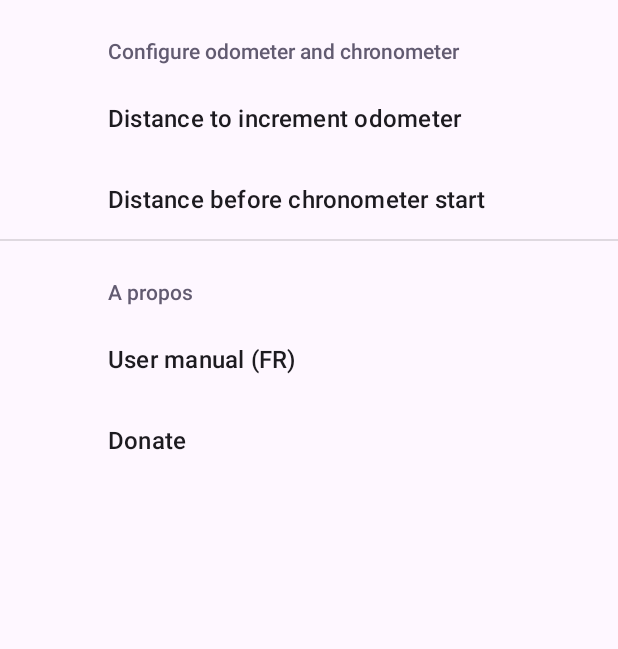
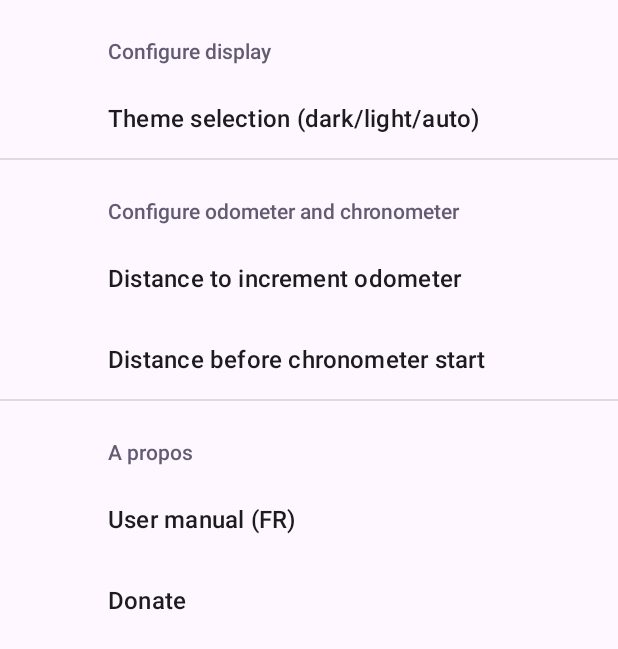
Before and after one commit to b0bChoK/Rallye_Dashboard, an Android app: the fragment SettingsFragment placed in its activity, on a phone screen of 412 x 824 dp. Shown: the top 649 px of the screen. Run offline under Robolectric (Android 15) with nearby library versions, the phone set to English and light mode, and no system bars; our stand-ins replace androidx.preference, data binding; pictures from the network do not load; 3 statements that could not run were skipped.

Commit message:
FEAT: add option to select theme

```diff
--- a/app/src/main/java/com/b0bchok/rallye_dashboard_kt/MainActivity.kt
+++ b/app/src/main/java/com/b0bchok/rallye_dashboard_kt/MainActivity.kt
@@ -5,8 +5,10 @@ import android.util.Log
 import android.view.KeyEvent
 import android.view.WindowManager
 import androidx.appcompat.app.AppCompatActivity
+import androidx.appcompat.app.AppCompatDelegate
 import androidx.fragment.app.add
 import androidx.fragment.app.commit
+import androidx.preference.PreferenceManager
 
 
 class MainActivity : AppCompatActivity() {
@@ -25,6 +27,15 @@ class MainActivity : AppCompatActivity() {
             supportFragmentManager.commit {
                 setReorderingAllowed(true)
                 add<DashboardFragment>(R.id.fragment_container)
+            }
+        }
+
+        val sharedPreferences = PreferenceManager.getDefaultSharedPreferences(this)
+        if (sharedPreferences != null) {
+            when (sharedPreferences.getString("theme_selection", "Auto")) {
+                "Light" -> AppCompatDelegate.setDefaultNightMode(AppCompatDelegate.MODE_NIGHT_NO)
+                "Dark" -> AppCompatDelegate.setDefaultNightMode(AppCompatDelegate.MODE_NIGHT_YES)
+                else -> AppCompatDelegate.setDefaultNightMode(AppCompatDelegate.MODE_NIGHT_FOLLOW_SYSTEM)
             }
         }
     }
--- a/app/src/main/java/com/b0bchok/rallye_dashboard_kt/SettingsFragment.kt
+++ b/app/src/main/java/com/b0bchok/rallye_dashboard_kt/SettingsFragment.kt
@@ -1,10 +1,36 @@
 package com.b0bchok.rallye_dashboard_kt
 
+import android.content.SharedPreferences
 import android.os.Bundle
+import androidx.appcompat.app.AppCompatDelegate
 import androidx.preference.PreferenceFragmentCompat
+import androidx.preference.PreferenceManager
 
-class SettingsFragment : PreferenceFragmentCompat() {
+class SettingsFragment : PreferenceFragmentCompat(),
+    SharedPreferences.OnSharedPreferenceChangeListener {
     override fun onCreatePreferences(savedInstanceState: Bundle?, rootKey: String?) {
         setPreferencesFromResource(R.xml.preferences, rootKey)
     }
+
+    override fun onStart() {
+        super.onStart()
+        PreferenceManager.getDefaultSharedPreferences(requireContext())
+            .registerOnSharedPreferenceChangeListener(this)
+    }
+
+    override fun onStop() {
+        super.onStop()
+        PreferenceManager.getDefaultSharedPreferences(requireContext())
+            .unregisterOnSharedPreferenceChangeListener(this)
+    }
+
+    override fun onSharedPreferenceChanged(sharedPreferences: SharedPreferences?, s: String?) {
+        if (sharedPreferences != null) {
+            when (sharedPreferences.getString("theme_selection", "Auto")) {
+                "Light" -> AppCompatDelegate.setDefaultNightMode(AppCompatDelegate.MODE_NIGHT_NO)
+                "Dark" -> AppCompatDelegate.setDefaultNightMode(AppCompatDelegate.MODE_NIGHT_YES)
+                else -> AppCompatDelegate.setDefaultNightMode(AppCompatDelegate.MODE_NIGHT_FOLLOW_SYSTEM)
+            }
+        }
+    }
 }
--- a/app/src/main/res/values/array.xml
+++ b/app/src/main/res/values/array.xml
@@ -33,4 +33,10 @@
         <item>70m</item>
         <item>80m</item>
     </string-array>
+
+    <string-array name="ThemeSelection">
+        <item>Light</item>
+        <item>Dark</item>
+        <item>Auto</item>
+    </string-array>
 </resources>
--- a/app/src/main/res/xml/preferences.xml
+++ b/app/src/main/res/xml/preferences.xml
@@ -5,20 +5,33 @@
     <PreferenceCategory
         android:layout_width="wrap_content"
         android:layout_height="wrap_content"
+        android:title="Configure display">
+        <ListPreference
+            android:defaultValue="Auto"
+            android:entries="@array/ThemeSelection"
+            android:entryValues="@array/ThemeSelection"
+            android:key="theme_selection"
+            android:title="Theme selection (dark/light/auto)" />
+
+    </PreferenceCategory>
+
+    <PreferenceCategory
+        android:layout_width="wrap_content"
+        android:layout_height="wrap_content"
         android:title="@string/pref_title_conf_odo">
         <ListPreference
-            android:key="odometer_increment"
-            android:title="@string/pref_edit_odo"
             android:defaultValue="10"
             android:entries="@array/IncrementOdometer"
-            android:entryValues="@array/IncrementOdometerData" />
+            android:entryValues="@array/IncrementOdometerData"
+            android:key="odometer_increment"
+            android:title="@string/pref_edit_odo" />
 
         <ListPreference
-            android:key="chronometer_distance"
-            android:title="@string/pref_chrono_start"
             android:defaultValue="40"
             android:entries="@array/DistanceChronometer"
-            android:entryValues="@array/DistanceChronometerData" />
+            android:entryValues="@array/DistanceChronometerData"
+            android:key="chronometer_distance"
+            android:title="@string/pref_chrono_start" />
     </PreferenceCategory>
 
 
@@ -28,15 +41,15 @@
         android:title="A propos">
 
         <Preference android:title="@string/manuel_utilisateur_fr">
-        <intent
-            android:action="android.intent.action.VIEW"
-            android:data="https://github.com/b0bChoK/Rallye_Dashboard/blob/main/docs/Rallye%20Dashboard%20User%20Manual%20FR.pdf"/>
+            <intent
+                android:action="android.intent.action.VIEW"
+                android:data="https://github.com/b0bChoK/Rallye_Dashboard/blob/main/docs/Rallye%20Dashboard%20User%20Manual%20FR.pdf" />
         </Preference>
 
         <Preference android:title="@string/soutenir_le_projet">
             <intent
                 android:action="android.intent.action.VIEW"
-                android:data="https://paypal.me/albertdewas?country.x=FR&amp;locale.x=fr_FR"/>
+                android:data="https://paypal.me/albertdewas?country.x=FR&amp;locale.x=fr_FR" />
         </Preference>
 
     </PreferenceCategory>
```
Also changed, not shown: app/src/main/java/com/b0bchok/rallye_dashboard_kt/DashboardFragment.kt (+0 -9 lines).
